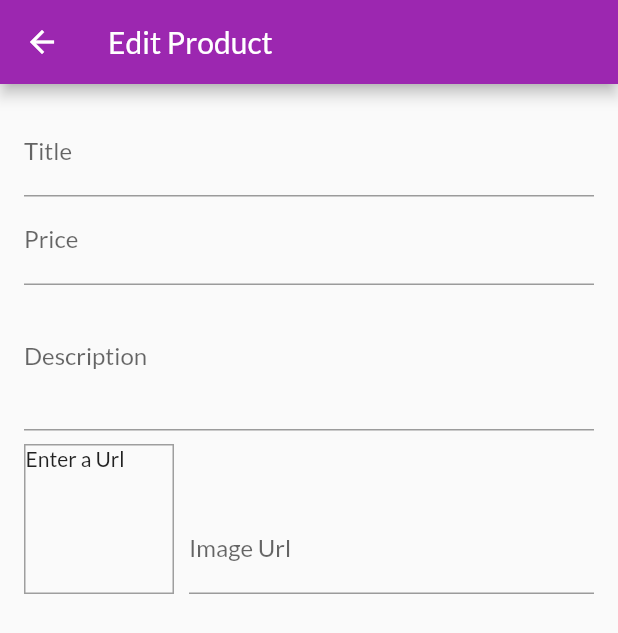
After one commit to p-golba/shop, a Flutter app: the EditProductScreen screen opened by its route, on a phone screen of 412 x 824 dp. The commit adds this screen. Shown: the top 633 px of the screen. Run offline on Flutter 3.47's test engine with Material 2 defaults, Android fonts, the phone set to English and light mode, and no system bars; network calls fail.

Commit message:
new screen

```diff
--- a/lib/main.dart
+++ b/lib/main.dart
@@ -6,6 +6,7 @@ import './screens/products_overview_screen.dart';
 import './screens/product_detail_screen.dart';
 import './screens/orders_screen.dart';
 import './screens/user_products_screen.dart';
+import './screens/edit_product_screen.dart';
 import './providers/products.dart';
 import './providers/cart.dart';
 import './providers/orders.dart';
@@ -41,6 +42,7 @@ class MyApp extends StatelessWidget {
           CartScreen.routeName:(context) => const CartScreen(),
           OrdersScreen.routeName:(context) => const OrdersScreen(),
           UserProductsScreen.routeName:(context) => const UserProductsScreen(),
+          EditProductScreen.routeName:(context) => const EditProductScreen(),
         },
       ),
     );
--- /dev/null
+++ b/lib/screens/edit_product_screen.dart
@@ -0,0 +1,123 @@
+import 'package:flutter/material.dart';
+
+class EditProductScreen extends StatefulWidget {
+  const EditProductScreen({super.key});
+
+  static const routeName = '/edit-product';
+
+  @override
+  State<EditProductScreen> createState() => _EditProductScreenState();
+}
+
+class _EditProductScreenState extends State<EditProductScreen> {
+  final _priceFocusNode = FocusNode();
+  final _descriptionFocusNode = FocusNode();
+  final _imageUrlController = TextEditingController();
+  final _imageUrlFocusNode = FocusNode();
+
+  @override
+  void initState() {
+    _imageUrlFocusNode.addListener(_updateImageUrl);
+    super.initState();
+  }
+
+  @override
+  void dispose() {
+    _priceFocusNode.dispose();
+    _descriptionFocusNode.dispose();
+    _imageUrlController.dispose();
+    _imageUrlFocusNode.dispose();
+    _imageUrlFocusNode.removeListener(_updateImageUrl);
+    super.dispose();
+  }
+
+  void _updateImageUrl(){
+    if(!_imageUrlFocusNode.hasFocus){
+      setState(() {});
+    }
+  }
+
+  @override
+  Widget build(BuildContext context) {
+    return Scaffold(
+      appBar: AppBar(
+        title: const Text('Edit Product'),
+      ),
+      body: Padding(
+        padding: const EdgeInsets.all(16),
+        child: Form(
+          child: SingleChildScrollView(
+            child: Column(
+              children: [
+                TextFormField(
+                  decoration: const InputDecoration(
+                    labelText: 'Title',
+                  ),
+                  textInputAction: TextInputAction.next,
+                  onFieldSubmitted: (_) {
+                    FocusScope.of(context).requestFocus(_priceFocusNode);
+                  },
+                ),
+                TextFormField(
+                  decoration: const InputDecoration(
+                    labelText: 'Price',
+                  ),
+                  textInputAction: TextInputAction.next,
+                  keyboardType: TextInputType.number,
+                  focusNode: _priceFocusNode,
+                  onFieldSubmitted: (_) {
+                    FocusScope.of(context).requestFocus(_descriptionFocusNode);
+                  },
+                ),
+                TextFormField(
+                  decoration: const InputDecoration(
+                    labelText: 'Description',
+                  ),
+                  maxLines: 3,
+                  keyboardType: TextInputType.multiline,
+                  focusNode: _descriptionFocusNode,
+                ),
+                Row(
+                  crossAxisAlignment: CrossAxisAlignment.end,
+                  children: [
+                    Container(
+                      width: 100,
+                      height: 100,
+                      margin: const EdgeInsets.only(
+                        top: 9,
+                        right: 10,
+                      ),
+                      decoration: BoxDecoration(
+                        border: Border.all(
+                          width: 1,
+                          color: Colors.grey,
+                        ),
+                      ),
+                      child: _imageUrlController.text.isEmpty
+                          ? Text('Enter a Url')
+                          : FittedBox(
+                              child: Image.network(
+                                _imageUrlController.text,
+                                fit: BoxFit.cover,
+                              ),
+                            ),
+                    ),
+                    Expanded(
+                      child: TextFormField(
+                        decoration: const InputDecoration(labelText: 'Image Url'),
+                        keyboardType: TextInputType.url,
+                        textInputAction: TextInputAction.done,
+                        controller: _imageUrlController,
+                        focusNode: _imageUrlFocusNode,
+                      ),
+                    ),
+                  ],
+                ),
+              ],
+            ),
+          ),
+        ),
+      ),
+    );
+  }
+}
--- a/lib/screens/user_products_screen.dart
+++ b/lib/screens/user_products_screen.dart
@@ -4,6 +4,7 @@ import 'package:provider/provider.dart';
 import '../providers/products.dart';
 import '../widgets/app_drawer.dart';
 import '../widgets/user_product_item.dart';
+import './edit_product_screen.dart';
 
 class UserProductsScreen extends StatelessWidget {
   const UserProductsScreen({super.key});
@@ -18,7 +19,9 @@ class UserProductsScreen extends StatelessWidget {
         title: const Text('Your Products'),
         actions: [
           IconButton(
-            onPressed: () {},
+            onPressed: () {
+              Navigator.of(context).pushNamed(EditProductScreen.routeName);
+            },
             icon: const Icon(Icons.add),
           )
         ],
```
